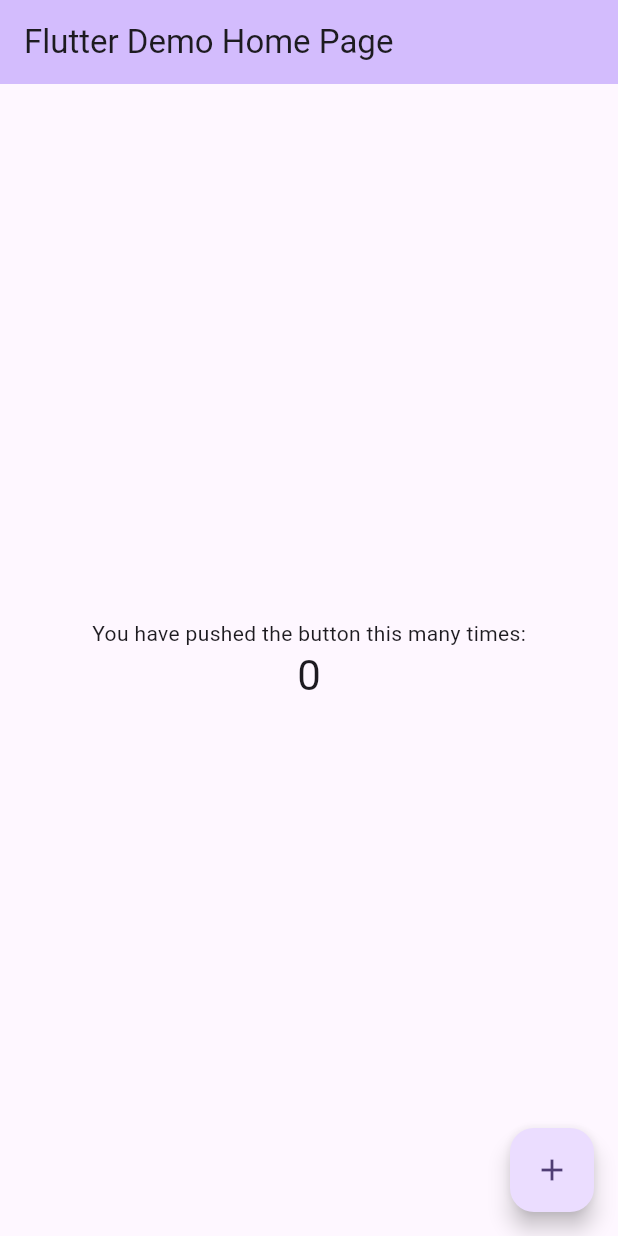
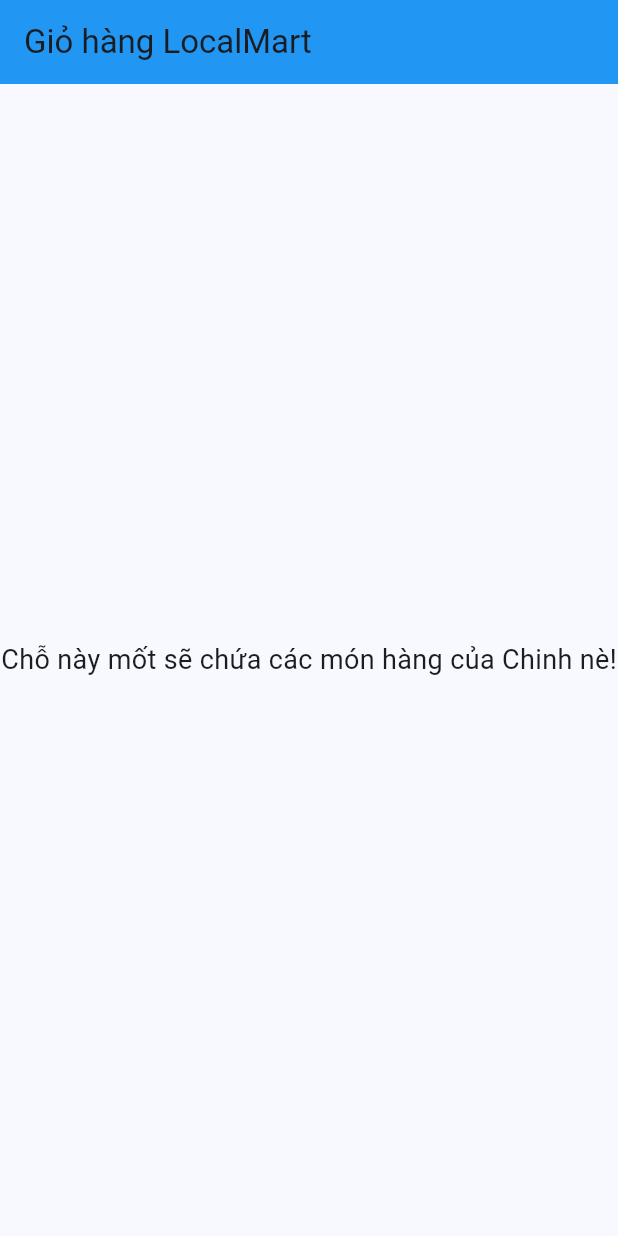
Before and after one commit to Chinhchinhs/local_mart_group3, a Flutter app: the screen it shows after launch, on a phone screen of 412 x 824 dp. Run offline on Flutter 3.47's test engine with Material 3 defaults, Android fonts, the phone set to English and light mode, and no system bars; our stand-ins replace equatable.

Commit message:
screen_thiet lap khung main va man hinh gio hang

```diff
--- /dev/null
+++ b/lib/features/cart/presentation/cart_screen.dart
@@ -0,0 +1,21 @@
+import 'package:flutter/material.dart';
+
+class CartScreen extends StatelessWidget {
+  const CartScreen({super.key});
+
+  @override
+  Widget build(BuildContext context) {
+    return Scaffold(
+      appBar: AppBar(
+        title: const Text('Giỏ hàng LocalMart'),
+        backgroundColor: Colors.blue,
+      ),
+      body: const Center(
+        child: Text(
+          'Chỗ này mốt sẽ chứa các món hàng của Chinh nè!',
+          style: TextStyle(fontSize: 18),
+        ),
+      ),
+    );
+  }
+}
--- a/lib/main.dart
+++ b/lib/main.dart
@@ -1,122 +1,25 @@
 import 'package:flutter/material.dart';
+import 'features/cart/presentation/cart_screen.dart'; // Import màn hình giỏ hàng của bạn vào
 
 void main() {
-  runApp(const MyApp());
+  // Điểm bắt đầu của toàn bộ ứng dụng
+  runApp(const LocalMartApp());
 }
 
-class MyApp extends StatelessWidget {
-  const MyApp({super.key});
+class LocalMartApp extends StatelessWidget {
+  const LocalMartApp({super.key});
 
-  // This widget is the root of your application.
   @override
   Widget build(BuildContext context) {
     return MaterialApp(
-      title: 'Flutter Demo',
+      title: 'Local Mart',
+      debugShowCheckedModeBanner: false, // Tắt cái chữ "DEBUG" góc phải màn hình cho đỡ vướng
       theme: ThemeData(
-        // This is the theme of your application.
-        //
-        // TRY THIS: Try running your application with "flutter run". You'll see
-        // the application has a purple toolbar. Then, without quitting the app,
-        // try changing the seedColor in the colorScheme below to Colors.green
-        // and then invoke "hot reload" (save your changes or press the "hot
-        // reload" button in a Flutter-supported IDE, or press "r" if you used
-        // the command line to start the app).
-        //
-        // Notice that the counter didn't reset back to zero; the application
-        // state is not lost during the reload. To reset the state, use hot
-        // restart instead.
-        //
-        // This works for code too, not just values: Most code changes can be
-        // tested with just a hot reload.
-        colorScheme: .fromSeed(seedColor: Colors.deepPurple),
+        colorScheme: ColorScheme.fromSeed(seedColor: Colors.blue),
+        useMaterial3: true,
       ),
-      home: const MyHomePage(title: 'Flutter Demo Home Page'),
+      // Tạm thời cài đặt trang chủ là màn hình Giỏ hàng để bạn dễ làm việc
+      home: const CartScreen(),
     );
   }
 }
-
-class MyHomePage extends StatefulWidget {
-  const MyHomePage({super.key, required this.title});
-
-  // This widget is the home page of your application. It is stateful, meaning
-  // that it has a State object (defined below) that contains fields that affect
-  // how it looks.
-
-  // This class is the configuration for the state. It holds the values (in this
-  // case the title) provided by the parent (in this case the App widget) and
-  // used by the build method of the State. Fields in a Widget subclass are
-  // always marked "final".
-
-  final String title;
-
-  @override
-  State<MyHomePage> createState() => _MyHomePageState();
-}
-
-class _MyHomePageState extends State<MyHomePage> {
-  int _counter = 0;
-
-  void _incrementCounter() {
-    setState(() {
-      // This call to setState tells the Flutter framework that something has
-      // changed in this State, which causes it to rerun the build method below
-      // so that the display can reflect the updated values. If we changed
-      // _counter without calling setState(), then the build method would not be
-      // called again, and so nothing would appear to happen.
-      _counter++;
-    });
-  }
-
-  @override
-  Widget build(BuildContext context) {
-    // This method is rerun every time setState is called, for instance as done
-    // by the _incrementCounter method above.
-    //
-    // The Flutter framework has been optimized to make rerunning build methods
-    // fast, so that you can just rebuild anything that needs updating rather
-    // than having to individually change instances of widgets.
-    return Scaffold(
-      appBar: AppBar(
-        // TRY THIS: Try changing the color here to a specific color (to
-        // Colors.amber, perhaps?) and trigger a hot reload to see the AppBar
-        // change color while the other colors stay the same.
-        backgroundColor: Theme.of(context).colorScheme.inversePrimary,
-        // Here we take the value from the MyHomePage object that was created by
-        // the App.build method, and use it to set our appbar title.
-        title: Text(widget.title),
-      ),
-      body: Center(
-        // Center is a layout widget. It takes a single child and positions it
-        // in the middle of the parent.
-        child: Column(
-          // Column is also a layout widget. It takes a list of children and
-          // arranges them vertically. By default, it sizes itself to fit its
-          // children horizontally, and tries to be as tall as its parent.
-          //
-          // Column has various properties to control how it sizes itself and
-          // how it positions its children. Here we use mainAxisAlignment to
-          // center the children vertically; the main axis here is the vertical
-          // axis because Columns are vertical (the cross axis would be
-          // horizontal).
-          //
-          // TRY THIS: Invoke "debug painting" (choose the "Toggle Debug Paint"
-          // action in the IDE, or press "p" in the console), to see the
-          // wireframe for each widget.
-          mainAxisAlignment: .center,
-          children: [
-            const Text('You have pushed the button this many times:'),
-            Text(
-              '$_counter',
-              style: Theme.of(context).textTheme.headlineMedium,
-            ),
-          ],
-        ),
-      ),
-      floatingActionButton: FloatingActionButton(
-        onPressed: _incrementCounter,
-        tooltip: 'Increment',
-        child: const Icon(Icons.add),
-      ),
-    );
-  }
-}
```
Also changed, not shown: lib/features/cart/domain/entities/cart_item_entity.dart (added, +40 -0 lines), pubspec.yaml (+10 -0 lines), pubspec.lock, 1 other file.
